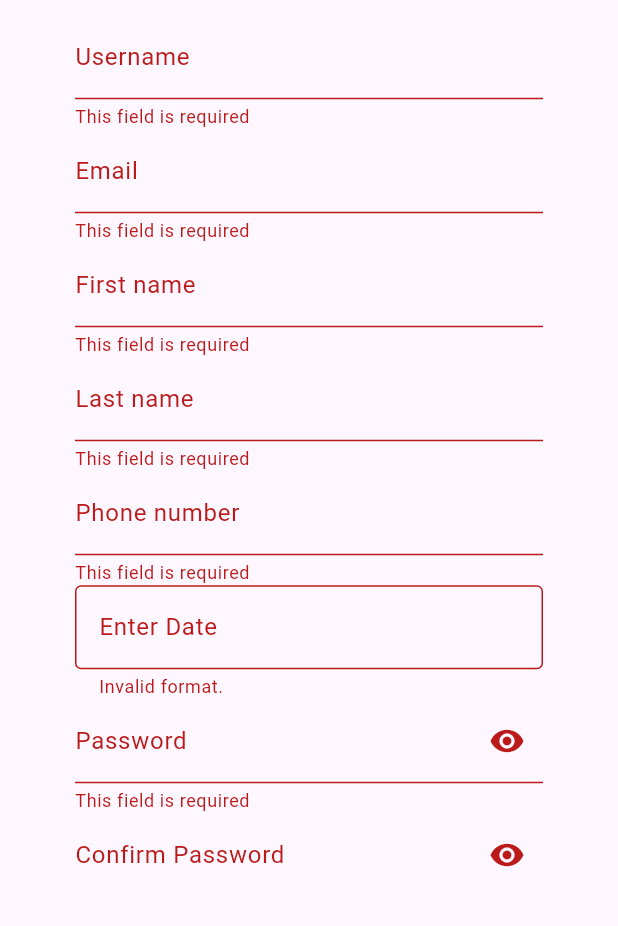
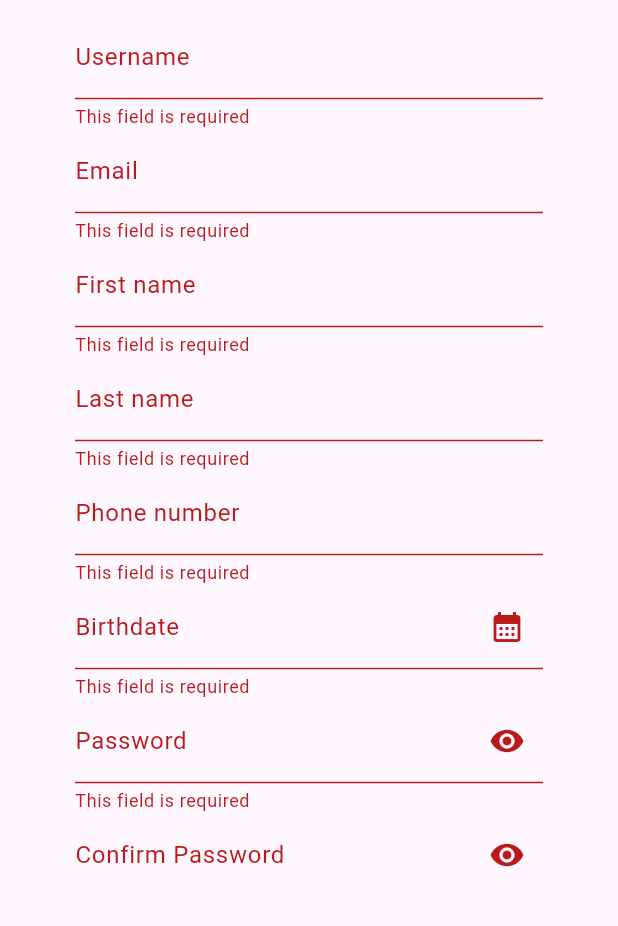
Before and after one commit to danieldanila/DaniVest, a Flutter app: the SignupScreen screen opened directly, after a tap on "Signup", on a phone screen of 412 x 824 dp, the part 281-1207 px from its top. Run offline on Flutter 3.47's test engine with Material 3 defaults, Android fonts, the light colour scheme and no system bars.

Commit message:
0.0.5.0: In signup form refactored the birthdate field, from InputDatePickerFormField to TextFormField, and now saves the date as dd/mm/yyyy. Completed the last validators: birthdate, password, confirm password. Added a new string validator which checks if a String is a valid date format. Adde the following validations: fieldValidDate, fieldWithLowercaseLetter, fieldWithUppercaseLetter, fieldWithNumber, fieldWithSpecialCharacter. Created a new class AppNavigator which has navigation static methods. Added new constants.

```diff
--- a/frontend/lib/constants/constants.dart
+++ b/frontend/lib/constants/constants.dart
@@ -6,14 +6,18 @@ class Colors {
 }
 
 class Strings {
+  static const String applicationTitle = "DaviVest";
   static const String logoUrl = "assets/images/logo.png";
+  static const String dateDelimiter = '/';
 
   static const String loginButtonMessage = "Login";
   static const String signupButtonMessage = "Signup";
 
   static const String loginAppBarTitle = "Login into your account";
   static const String signupAppBarTitle = "Signup for a DaniVest account";
+  static const String alreadyHasAccount = "Already have an account?";
 
+  // Signup fields
   static const String usernameFieldLabel = "Username";
   static const String usernameFieldHint = "Enter a username";
 
@@ -38,8 +42,7 @@ class Strings {
   static const String confirmPasswordFieldLabel = "Confirm Password";
   static const String confirmPasswordFieldHint = "Enter again the password";
 
-  static const String alreadyHasAccount = "Already have an account?";
-
+  // Signup fields errors
   static const String fieldRequired = "This field is required";
   static const String fieldWithoutSpaces =
       "This field must not contain any spaces";
@@ -52,6 +55,24 @@ class Strings {
   static const String fieldValidName = "This field must be a valid name";
   static const String fieldValidPhoneNumber =
       "This field must be a valid phone number";
+  static const String fieldValidDate =
+      "This field must have the 'dd/mm/yyyy' date format";
+  static const String fieldWithLowercaseLetter =
+      "This field must have at least one lowercase character";
+  static const String fieldWithUppercaseLetter =
+      "This field must have at least one uppercase character";
+  static const String fieldWithNumber =
+      "This field must have at least one number";
+  static const String fieldWithSpecialCharacter =
+      "This field must have at least one special character";
+
+  // RegExp strings
+  static const String nameRegExp = r"^[A-Za-z]+(?:[ -][A-Za-z]+)*$";
+  static const String phoneNumberRegExp = r"^\+?[0-9]+$";
+  static const String lowercaseLetterRegExp = r"[a-z]";
+  static const String uppercaseLetterRegExp = r"[A-Z]";
+  static const String numberRegExp = r"[0-9]";
+  static const String specialCharacterRegExp = r"[!@#$%^&*()<>{}\|;:<>,]";
 }
 
 class Properties {
@@ -60,4 +81,12 @@ class Properties {
   static const double containerVerticalMargin = 50;
   static const double sizedBoxHeight = 50;
   static const double columnSpacing = 10;
+  static const int minimumBirthdateYear = 1920;
+  static const int minimumUsernameFieldLength = 6;
+  static const int minimumEmailFieldLength = 3;
+  static const int minimumFirstNameFieldLength = 3;
+  static const int minimumLastNameFieldLength = 3;
+  static const int minimumPhoneNumberFieldLength = 10;
+  static const int minimumBirthdateFieldLength = 10;
+  static const int minimumPasswordFieldLength = 8;
 }
--- a/frontend/lib/main.dart
+++ b/frontend/lib/main.dart
@@ -12,7 +12,7 @@ class MyApp extends StatelessWidget {
   @override
   Widget build(BuildContext context) {
     return MaterialApp(
-      title: 'DaniVest',
+      title: constants.Strings.applicationTitle,
       theme: ThemeData().copyWith(
         colorScheme: ColorScheme.fromSeed(
           seedColor: const Color(constants.Colors.orange),
--- a/frontend/lib/screens/signup.dart
+++ b/frontend/lib/screens/signup.dart
@@ -1,5 +1,6 @@
 import 'package:flutter/material.dart';
 import 'package:frontend/constants/constants.dart' as constants;
+import 'package:frontend/utilities/navigation/app_navigator.dart';
 import 'package:frontend/widgets/app_bar_title.dart';
 import 'package:frontend/widgets/forms/signup_form.dart';
 
@@ -28,7 +29,9 @@ class SignupScreen extends StatelessWidget {
               Image.asset(constants.Strings.logoUrl),
               const SignupForm(),
               TextButton(
-                onPressed: () {},
+                onPressed: () {
+                  AppNavigator.replaceToLoginPage(context);
+                },
                 child: const Text(constants.Strings.alreadyHasAccount),
               ),
             ],
--- a/frontend/lib/utilities/forms/validators/birthdate_validator.dart
+++ b/frontend/lib/utilities/forms/validators/birthdate_validator.dart
@@ -1,8 +1,12 @@
 import 'package:frontend/utilities/forms/validations.dart';
+import 'package:frontend/constants/constants.dart' as constants;
 
 String? birthdateValidator(String? value) {
   return Validations.fieldRequired(value) ??
       Validations.fieldWithoutSpaces(value!) ??
-      Validations.fieldWithoutLeadingNumber(value!) ??
-      Validations.fieldMinimumLength(value!, 6);
+      Validations.fieldMinimumLength(
+        value!,
+        constants.Properties.minimumBirthdateFieldLength,
+      ) ??
+      Validations.fieldValidDate(value!);
 }
--- a/frontend/lib/utilities/forms/validators/confirm_password_validator.dart
+++ b/frontend/lib/utilities/forms/validators/confirm_password_validator.dart
@@ -1,8 +1,14 @@
 import 'package:frontend/utilities/forms/validations.dart';
+import 'package:frontend/constants/constants.dart' as constants;
 
 String? confirmPasswordValidator(String? value) {
   return Validations.fieldRequired(value) ??
-      Validations.fieldWithoutSpaces(value!) ??
-      Validations.fieldWithoutLeadingNumber(value!) ??
-      Validations.fieldMinimumLength(value!, 6);
+      Validations.fieldMinimumLength(
+        value!,
+        constants.Properties.minimumPasswordFieldLength,
+      ) ??
+      Validations.fieldWithLowercaseLetter(value!) ??
+      Validations.fieldWithUppercaseLetter(value!) ??
+      Validations.fieldWithNumber(value!) ??
+      Validations.fieldWithSpecialCharacter(value!);
 }
--- a/frontend/lib/utilities/forms/validators/email_validator.dart
+++ b/frontend/lib/utilities/forms/validators/email_validator.dart
@@ -1,8 +1,12 @@
 import 'package:frontend/utilities/forms/validations.dart';
+import 'package:frontend/constants/constants.dart' as constants;
 
 String? emailValidator(String? value) {
   return Validations.fieldRequired(value) ??
       Validations.fieldWithoutSpaces(value!) ??
-      Validations.fieldMinimumLength(value!, 3) ??
+      Validations.fieldMinimumLength(
+        value!,
+        constants.Properties.minimumEmailFieldLength,
+      ) ??
       Validations.fieldValidEmail(value!);
 }
--- a/frontend/lib/utilities/forms/validators/first_name_validator.dart
+++ b/frontend/lib/utilities/forms/validators/first_name_validator.dart
@@ -1,7 +1,11 @@
 import 'package:frontend/utilities/forms/validations.dart';
+import 'package:frontend/constants/constants.dart' as constants;
 
 String? firstNameValidator(String? value) {
   return Validations.fieldRequired(value) ??
-      Validations.fieldMinimumLength(value!, 3) ??
+      Validations.fieldMinimumLength(
+        value!,
+        constants.Properties.minimumFirstNameFieldLength,
+      ) ??
       Validations.fieldWithLettersOnly(value!);
 }
--- a/frontend/lib/utilities/forms/validators/last_name_validator.dart
+++ b/frontend/lib/utilities/forms/validators/last_name_validator.dart
@@ -1,7 +1,11 @@
 import 'package:frontend/utilities/forms/validations.dart';
+import 'package:frontend/constants/constants.dart' as constants;
 
 String? lastNameValidator(String? value) {
   return Validations.fieldRequired(value) ??
-      Validations.fieldMinimumLength(value!, 3) ??
+      Validations.fieldMinimumLength(
+        value!,
+        constants.Properties.minimumLastNameFieldLength,
+      ) ??
       Validations.fieldWithLettersOnly(value!);
 }
--- a/frontend/lib/utilities/forms/validators/password_validator.dart
+++ b/frontend/lib/utilities/forms/validators/password_validator.dart
@@ -1,8 +1,14 @@
 import 'package:frontend/utilities/forms/validations.dart';
+import 'package:frontend/constants/constants.dart' as constants;
 
 String? passwordValidator(String? value) {
   return Validations.fieldRequired(value) ??
-      Validations.fieldWithoutSpaces(value!) ??
-      Validations.fieldWithoutLeadingNumber(value!) ??
-      Validations.fieldMinimumLength(value!, 6);
+      Validations.fieldMinimumLength(
+        value!,
+        constants.Properties.minimumPasswordFieldLength,
+      ) ??
+      Validations.fieldWithLowercaseLetter(value!) ??
+      Validations.fieldWithUppercaseLetter(value!) ??
+      Validations.fieldWithNumber(value!) ??
+      Validations.fieldWithSpecialCharacter(value!);
 }
--- a/frontend/lib/utilities/forms/validators/phone_number_validator.dart
+++ b/frontend/lib/utilities/forms/validators/phone_number_validator.dart
@@ -1,8 +1,12 @@
 import 'package:frontend/utilities/forms/validations.dart';
+import 'package:frontend/constants/constants.dart' as constants;
 
 String? phoneNumberValidator(String? value) {
   return Validations.fieldRequired(value) ??
       Validations.fieldWithoutSpaces(value!) ??
-      Validations.fieldMinimumLength(value!, 10) ??
+      Validations.fieldMinimumLength(
+        value!,
+        constants.Properties.minimumPhoneNumberFieldLength,
+      ) ??
       Validations.fieldValidPhoneNumber(value!);
 }
--- a/frontend/lib/utilities/forms/validators/username_validator.dart
+++ b/frontend/lib/utilities/forms/validators/username_validator.dart
@@ -1,8 +1,12 @@
 import 'package:frontend/utilities/forms/validations.dart';
+import 'package:frontend/constants/constants.dart' as constants;
 
 String? usernameValidator(String? value) {
   return Validations.fieldRequired(value) ??
       Validations.fieldWithoutSpaces(value!) ??
       Validations.fieldWithoutLeadingNumber(value!) ??
-      Validations.fieldMinimumLength(value!, 6);
+      Validations.fieldMinimumLength(
+        value!,
+        constants.Properties.minimumUsernameFieldLength,
+      );
 }
--- a/frontend/lib/widgets/forms/signup_form.dart
+++ b/frontend/lib/widgets/forms/signup_form.dart
@@ -1,13 +1,13 @@
 import 'package:flutter/material.dart';
 import 'package:frontend/constants/constants.dart' as constants;
-import 'package:frontend/utilities/forms/validators/birthdate_validator.dart';
-import 'package:frontend/utilities/forms/validators/confirm_password_validator.dart';
+import 'package:frontend/utilities/forms/validators/username_validator.dart';
 import 'package:frontend/utilities/forms/validators/email_validator.dart';
 import 'package:frontend/utilities/forms/validators/first_name_validator.dart';
 import 'package:frontend/utilities/forms/validators/last_name_validator.dart';
+import 'package:frontend/utilities/forms/validators/phone_number_validator.dart';
+import 'package:frontend/utilities/forms/validators/birthdate_validator.dart';
 import 'package:frontend/utilities/forms/validators/password_validator.dart';
-import 'package:frontend/utilities/forms/validators/phone_number_validator.dart';
-import 'package:frontend/utilities/forms/validators/username_validator.dart';
+import 'package:frontend/utilities/forms/validators/confirm_password_validator.dart';
 
 class SignupForm extends StatefulWidget {
   const SignupForm({super.key});
@@ -55,6 +55,33 @@ class _SignupFormState extends State<SignupForm> {
     setState(() {
       _obscureConfirmPassword = !_obscureConfirmPassword;
     });
+  }
+
+  void _selectBirthdate() async {
+    DateTime? selectedBirthdate = await showDatePicker(
+      context: context,
+      firstDate: DateTime.utc(constants.Properties.minimumBirthdateYear),
+      lastDate: DateTime.now(),
+    );
+
+    DateTime parsedSelectedBirthdate = DateTime.parse(
+      selectedBirthdate.toString(),
+    );
+
+    String birthdateMonth =
+        parsedSelectedBirthdate.month < 10
+            ? "0${parsedSelectedBirthdate.month}"
+            : "${parsedSelectedBirthdate.month}";
+
+    String birthdateDay =
+        parsedSelectedBirthdate.day < 10
+            ? "0${parsedSelectedBirthdate.day}"
+            : "${parsedSelectedBirthdate.day}";
+
+    String formattedSelectedBirthdate =
+        "$birthdateDay${constants.Strings.dateDelimiter}$birthdateMonth${constants.Strings.dateDelimiter}${parsedSelectedBirthdate.year}";
+
+    birthdateController.text = formattedSelectedBirthdate;
   }
 
   @override
@@ -109,9 +136,18 @@ class _SignupFormState extends State<SignupForm> {
               hintText: constants.Strings.phoneNumberFieldHint,
             ),
           ),
-          InputDatePickerFormField(
-            firstDate: DateTime.utc(1920),
-            lastDate: DateTime.now(),
+          TextFormField(
+            controller: birthdateController,
+            validator: birthdateValidator,
+            keyboardType: TextInputType.datetime,
+            decoration: InputDecoration(
+              labelText: constants.Strings.birthdateFieldLabel,
+              hintText: constants.Strings.birthdateFieldHint,
+              suffixIcon: IconButton(
+                onPressed: _selectBirthdate,
+                icon: const Icon(Icons.calendar_month),
+              ),
+            ),
           ),
           TextFormField(
             controller: passwordController,
@@ -122,10 +158,10 @@ class _SignupFormState extends State<SignupForm> {
               labelText: constants.Strings.passwordFieldLabel,
               hintText: constants.Strings.passwordFieldHint,
               suffixIcon: IconButton(
+                onPressed: _changePasswordVisibility,
                 icon: Icon(
                   _obscurePassword ? Icons.visibility : Icons.visibility_off,
                 ),
-                onPressed: _changePasswordVisibility,
               ),
             ),
           ),
@@ -138,12 +174,12 @@ class _SignupFormState extends State<SignupForm> {
               labelText: constants.Strings.confirmPasswordFieldLabel,
               hintText: constants.Strings.confirmPasswordFieldHint,
               suffixIcon: IconButton(
+                onPressed: _changeConfirmPasswordVisibility,
                 icon: Icon(
                   _obscureConfirmPassword
                       ? Icons.visibility
                       : Icons.visibility_off,
                 ),
-                onPressed: _changeConfirmPasswordVisibility,
               ),
             ),
           ),
```
Also changed, not shown: frontend/lib/screens/start.dart (+3 -18 lines), frontend/lib/utilities/forms/validations.dart (+35 -0 lines), frontend/lib/utilities/forms/validators/string_validator.dart (+22 -2 lines), frontend/lib/utilities/navigation/app_navigator.dart (added, +26 -0 lines).
